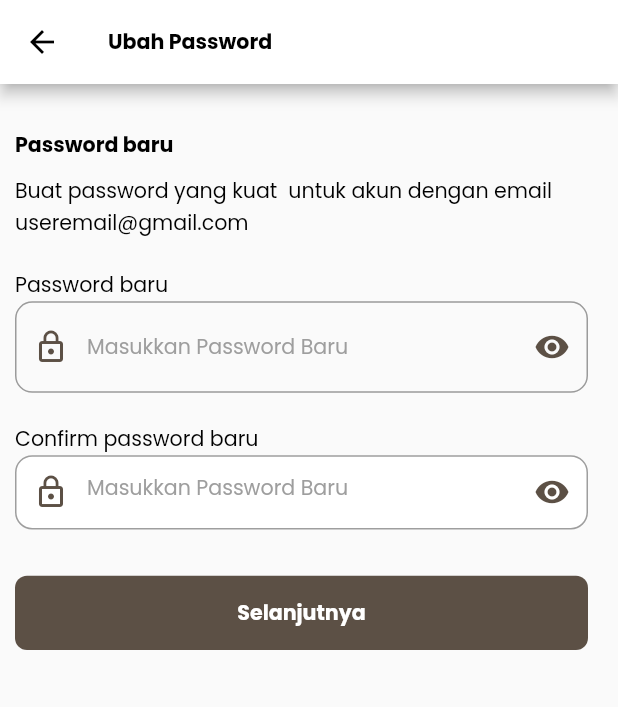
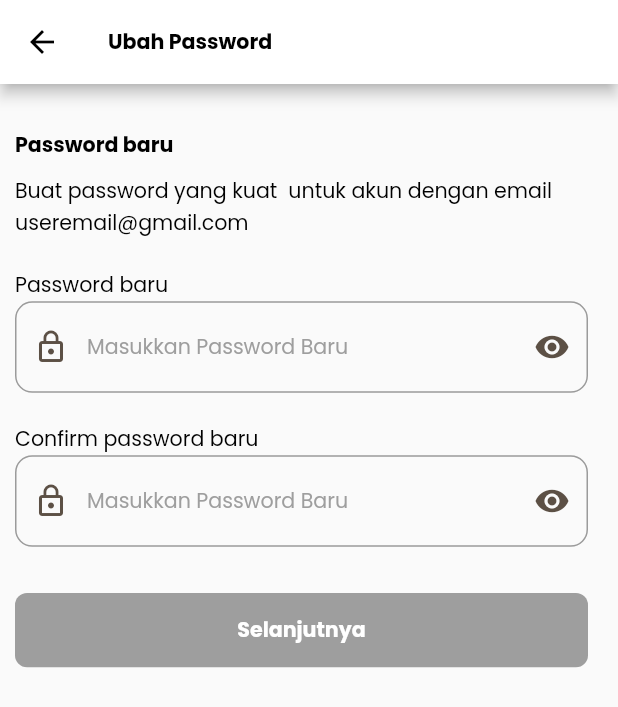
Before and after one commit to Balink-8/mobile_balink, a Flutter app: the ResetPswPage screen opened directly, on a phone screen of 412 x 824 dp. Shown: the top 707 px of the screen. Run offline on Flutter 3.47's test engine with Material 2 defaults, Android fonts, the phone set to English and light mode, and no system bars; our stand-ins replace carousel_slider, file_picker, flutter_screenutil, google_fonts, pinput, readmore; missing offline and left inert: clipboard; network calls fail.

Commit message:
update validasi reset password

```diff
--- a/lib/view/reset_psw.dart
+++ b/lib/view/reset_psw.dart
@@ -11,7 +11,27 @@ class ResetPswPage extends StatefulWidget {
 }
 
 class _ResetPswPageState extends State<ResetPswPage> {
+  final formkey = GlobalKey<FormState>();
+
+  TextEditingController newPasswordController = TextEditingController();
+  TextEditingController confirmPasswordController = TextEditingController();
+
+  bool newPassNotEmpty = false;
+  bool confirmPassNotEmpty = false;
+
   bool showPassword = true;
+  bool isValidated = true;
+
+  setEnableButton() {
+    setState(() {
+      if (newPassNotEmpty && confirmPassNotEmpty) {
+        isValidated = false;
+      } else {
+        isValidated = true;
+      }
+    });
+  }
+
   @override
   Widget build(BuildContext context) {
     return Scaffold(
@@ -26,6 +46,7 @@ class _ResetPswPageState extends State<ResetPswPage> {
       ),
       body: Padding(
         padding: const EdgeInsets.fromLTRB(10, 30, 20, 20),
+        child: Form(
           child: Column(
             crossAxisAlignment: CrossAxisAlignment.start,
             children: [
@@ -45,52 +66,26 @@ class _ResetPswPageState extends State<ResetPswPage> {
                 style: poppinsKecil.copyWith(color: blackColor),
               ),
               TextFormField(
-              obscureText: showPassword,
-              decoration: InputDecoration(
-                prefixIcon: Icon(
-                  Icons.lock_outline,
-                  color: secondaryColor,
-                  size: 24,
-                ),
-                suffixIcon: GestureDetector(
-                    onTap: () {
-                      if (showPassword) {
+                onChanged: (v) {
                   setState(() {
-                          showPassword = false;
+                    if (v.isNotEmpty) {
+                      newPassNotEmpty = true;
+                    } else {
+                      newPassNotEmpty = false;
+                    }
+                    setEnableButton();
                   });
-                      } else {
-                        setState(() {
-                          showPassword = true;
-                        });
+                },
+                controller: newPasswordController,
+                autovalidateMode: AutovalidateMode.onUserInteraction,
+                validator: (v) {
+                  if (v!.isEmpty) {
+                    return 'Masukkan Password';
+                  } else if (v.length < 8) {
+                    return 'Password tidak boleh kurang dari 8';
                   }
+                  return null;
                 },
-                    child: showPassword
-                        ? Icon(Icons.visibility, color: secondaryColor)
-                        : Icon(Icons.visibility_off, color: secondaryColor)),
-                hintText: 'Masukkan Password Baru',
-                hintStyle:
-                    poppinsKecil.copyWith(color: Colors.grey, fontSize: 12.sp),
-                border: OutlineInputBorder(
-                  borderRadius: BorderRadius.all(Radius.circular(10.w)),
-                ),
-                focusedBorder: OutlineInputBorder(
-                    borderSide: BorderSide(
-                  color: secondaryColor,
-                )),
-              ),
-            ),
-            SizedBox(height: 20.h),
-            Text(
-              'Confirm password baru',
-              style: poppinsKecil.copyWith(color: blackColor),
-            ),
-            Container(
-              width: 360.w,
-              height: 48.h,
-              decoration: BoxDecoration(
-                  color: whiteColor,
-                  borderRadius: BorderRadius.all(Radius.circular(10.w))),
-              child: TextFormField(
                 obscureText: showPassword,
                 decoration: InputDecoration(
                   prefixIcon: Icon(
@@ -125,12 +120,97 @@ class _ResetPswPageState extends State<ResetPswPage> {
                   )),
                 ),
               ),
+              SizedBox(height: 20.h),
+              Text(
+                'Confirm password baru',
+                style: poppinsKecil.copyWith(color: blackColor),
+              ),
+              TextFormField(
+                onChanged: (v) {
+                  setState(() {
+                    if (v.isNotEmpty) {
+                      confirmPassNotEmpty = true;
+                    } else {
+                      confirmPassNotEmpty = false;
+                    }
+                    setEnableButton();
+                  });
+                },
+                controller: confirmPasswordController,
+                autovalidateMode: AutovalidateMode.onUserInteraction,
+                validator: (v) {
+                  if (v!.isEmpty) {
+                    return 'Masukkan Password';
+                  } else if (v.length < 8) {
+                    return 'Password tidak boleh kurang dari 8';
+                  }
+                  return null;
+                },
+                obscureText: showPassword,
+                decoration: InputDecoration(
+                  prefixIcon: Icon(
+                    Icons.lock_outline,
+                    color: secondaryColor,
+                    size: 24,
+                  ),
+                  suffixIcon: GestureDetector(
+                      onTap: () {
+                        if (showPassword) {
+                          setState(() {
+                            showPassword = false;
+                          });
+                        } else {
+                          setState(() {
+                            showPassword = true;
+                          });
+                        }
+                      },
+                      child: showPassword
+                          ? Icon(Icons.visibility, color: secondaryColor)
+                          : Icon(Icons.visibility_off, color: secondaryColor)),
+                  hintText: 'Masukkan Password Baru',
+                  hintStyle: poppinsKecil.copyWith(
+                      color: Colors.grey, fontSize: 12.sp),
+                  border: OutlineInputBorder(
+                    borderRadius: BorderRadius.all(Radius.circular(10.w)),
+                  ),
+                  focusedBorder: OutlineInputBorder(
+                      borderSide: BorderSide(
+                    color: secondaryColor,
+                  )),
+                ),
               ),
               SizedBox(height: 30.h),
-            GestureDetector(
+              buttonResetPass(context, isValidated),
+            ],
+          ),
+        ),
+      ),
+    );
+  }
+
+  Widget buttonResetPass(BuildContext context, bool enable) {
+    return enable
+        ? Container(
+            width: 360.w,
+            height: 48.h,
+            decoration: BoxDecoration(
+              color: Colors.grey,
+              borderRadius: BorderRadius.circular(8),
+            ),
+            child: Center(
+              child: Text(
+                'Selanjutnya',
+                style: poppinsKecil.copyWith(fontWeight: FontWeight.bold),
+              ),
+            ),
+          )
+        : GestureDetector(
             onTap: () {
-                Navigator.push(context,
-                    MaterialPageRoute(builder: (context) => const BerhasilUbahPsw()));
+              Navigator.push(
+                  context,
+                  MaterialPageRoute(
+                      builder: (context) => const BerhasilUbahPsw()));
             },
             child: Container(
               width: 360.w,
@@ -146,10 +226,6 @@ class _ResetPswPageState extends State<ResetPswPage> {
                 ),
               ),
             ),
-            ),
-          ],
-        ),
-      ),
           );
   }
 }
```
Also changed, not shown: lib/main.dart (+1 -7 lines), lib/view/home/home_screen.dart (+22 -21 lines), lib/view/login_page.dart (+18 -1 lines). Lines whose indentation alone changed are shown as unchanged.
